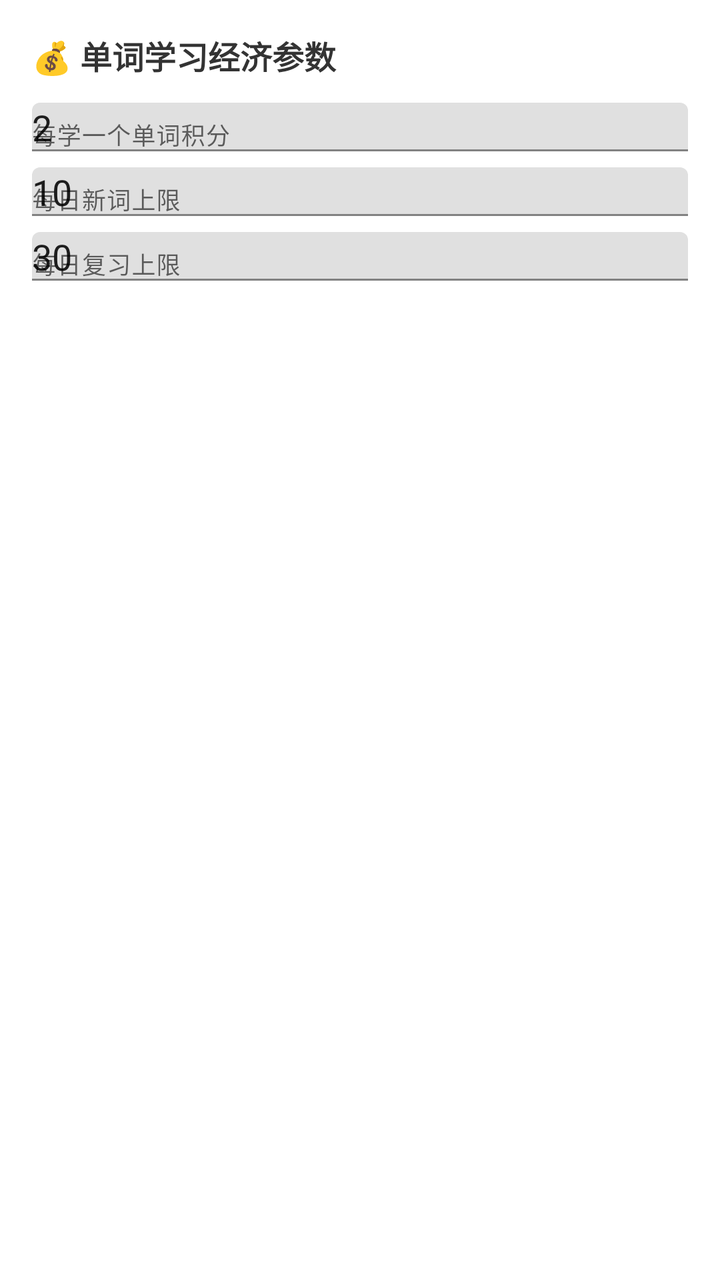
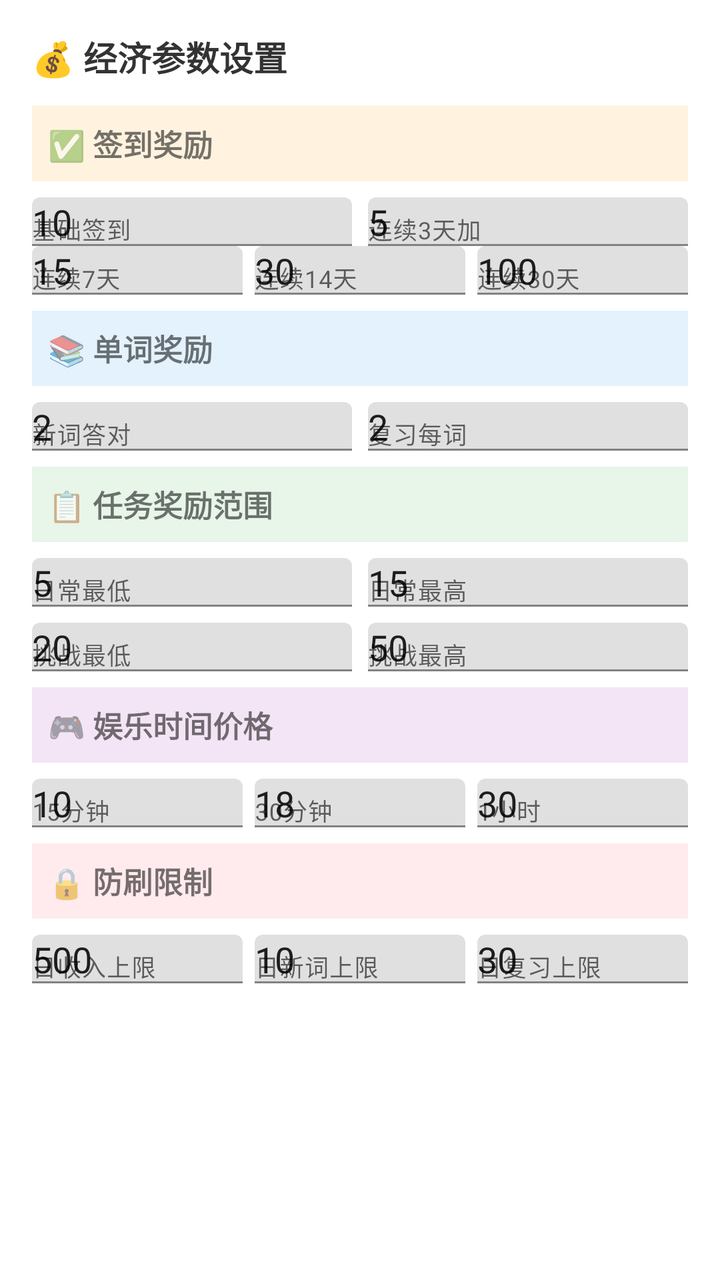

Two renders of the same Android screen: before a commit and after it. Below are the layout's source before the change and the commit's diff.
<!-- AndroidManifest.xml: application theme Theme.HabitTracker -->
<!-- res/layout/dialog_economy_settings.xml -->
<?xml version="1.0" encoding="utf-8"?>
<LinearLayout xmlns:android="http://schemas.android.com/apk/res/android"
    xmlns:app="http://schemas.android.com/apk/res-auto"
    android:layout_width="match_parent"
    android:layout_height="wrap_content"
    android:orientation="vertical"
    android:padding="16dp">
    <TextView
        android:layout_width="match_parent"
        android:layout_height="wrap_content"
        android:text="💰 单词学习经济参数"
        android:textSize="16sp"
        android:textStyle="bold"
        android:textColor="@color/text_primary"
        android:layout_marginBottom="12dp" />
    <com.google.android.material.textfield.TextInputLayout
        android:layout_width="match_parent"
        android:layout_height="wrap_content"
        android:hint="每学一个单词积分"
        android:layout_marginBottom="8dp">
        <android.widget.EditText
            android:id="@+id/et_word_reward"
            android:layout_width="match_parent"
            android:layout_height="wrap_content"
            android:inputType="number"
            android:text="2" />
    </com.google.android.material.textfield.TextInputLayout>
    <com.google.android.material.textfield.TextInputLayout
        android:layout_width="match_parent"
        android:layout_height="wrap_content"
        android:hint="每日新词上限"
        android:layout_marginBottom="8dp">
        <android.widget.EditText
            android:id="@+id/et_max_words"
            android:layout_width="match_parent"
            android:layout_height="wrap_content"
            android:inputType="number"
            android:text="10" />
    </com.google.android.material.textfield.TextInputLayout>
    <com.google.android.material.textfield.TextInputLayout
        android:layout_width="match_parent"
        android:layout_height="wrap_content"
        android:hint="每日复习上限"
        android:layout_marginBottom="8dp">
        <android.widget.EditText
            android:id="@+id/et_max_review"
            android:layout_width="match_parent"
            android:layout_height="wrap_content"
            android:inputType="number"
            android:text="30" />
    </com.google.android.material.textfield.TextInputLayout>
</LinearLayout>
<!-- resources referenced by this layout -->
<resources>
  <color name="text_primary">#333333</color>
  <style name="Theme.HabitTracker" parent="Theme.MaterialComponents.Light.NoActionBar">
          <item name="colorPrimary">@color/child_pink</item>
          <item name="colorPrimaryVariant">@color/child_pink_light</item>
          <item name="colorOnPrimary">@color/white</item>
          <item name="colorSecondary">@color/child_green</item>
          <item name="android:statusBarColor">@color/child_pink_light</item>
      </style>
  <color name="child_pink">#FF6B9D</color>
  <color name="child_pink_light">#FFF0F5</color>
  <color name="white">#FFFFFF</color>
  <color name="child_green">#4CAF50</color>
</resources>

<!-- the commit's change to res/layout/dialog_economy_settings.xml (unified diff, before → after) -->
@@ -1,52 +1,130 @@
 <?xml version="1.0" encoding="utf-8"?>
-<LinearLayout xmlns:android="http://schemas.android.com/apk/res/android"
+<ScrollView xmlns:android="http://schemas.android.com/apk/res/android"
     xmlns:app="http://schemas.android.com/apk/res-auto"
     android:layout_width="match_parent"
-    android:layout_height="wrap_content"
-    android:orientation="vertical"
-    android:padding="16dp">
-    <TextView
+    android:layout_height="wrap_content">
+    <LinearLayout
         android:layout_width="match_parent"
         android:layout_height="wrap_content"
-        android:text="💰 单词学习经济参数"
-        android:textSize="16sp"
-        android:textStyle="bold"
-        android:textColor="@color/text_primary"
-        android:layout_marginBottom="12dp" />
-    <com.google.android.material.textfield.TextInputLayout
-        android:layout_width="match_parent"
-        android:layout_height="wrap_content"
-        android:hint="每学一个单词积分"
-        android:layout_marginBottom="8dp">
-        <android.widget.EditText
-            android:id="@+id/et_word_reward"
+        android:orientation="vertical"
+        android:padding="16dp">
+        <TextView
             android:layout_width="match_parent"
             android:layout_height="wrap_content"
-            android:inputType="number"
-            android:text="2" />
-    </com.google.android.material.textfield.TextInputLayout>
-    <com.google.android.material.textfield.TextInputLayout
-        android:layout_width="match_parent"
-        android:layout_height="wrap_content"
-        android:hint="每日新词上限"
-        android:layout_marginBottom="8dp">
-        <android.widget.EditText
-            android:id="@+id/et_max_words"
+            android:text="💰 经济参数设置"
+            android:textSize="17sp"
+            android:textStyle="bold"
+            android:textColor="@color/text_primary"
+            android:layout_marginBottom="12dp" />
+        <TextView
             android:layout_width="match_parent"
             android:layout_height="wrap_content"
-            android:inputType="number"
-            android:text="10" />
-    </com.google.android.material.textfield.TextInputLayout>
-    <com.google.android.material.textfield.TextInputLayout
-        android:layout_width="match_parent"
-        android:layout_height="wrap_content"
-        android:hint="每日复习上限"
-        android:layout_marginBottom="8dp">
-        <android.widget.EditText
-            android:id="@+id/et_max_review"
+            android:text="✅ 签到奖励"
+            android:textSize="15sp"
+            android:textStyle="bold"
+            android:padding="8dp"
+            android:background="#FFF3E0"
+            android:layout_marginBottom="8dp" />
+        <LinearLayout android:orientation="horizontal" android:layout_width="match_parent" android:layout_height="wrap_content" android:weightSum="2">
+            <com.google.android.material.textfield.TextInputLayout android:hint="基础签到" android:layout_width="0dp" android:layout_height="wrap_content" android:layout_weight="1" android:layout_marginEnd="4dp">
+                <android.widget.EditText android:id="@+id/et_checkin_base" android:layout_width="match_parent" android:layout_height="wrap_content" android:inputType="number" android:text="10"/>
+            </com.google.android.material.textfield.TextInputLayout>
+            <com.google.android.material.textfield.TextInputLayout android:hint="连续3天加" android:layout_width="0dp" android:layout_height="wrap_content" android:layout_weight="1" android:layout_marginStart="4dp">
+                <android.widget.EditText android:id="@+id/et_streak3" android:layout_width="match_parent" android:layout_height="wrap_content" android:inputType="number" android:text="5"/>
+            </com.google.android.material.textfield.TextInputLayout>
+        </LinearLayout>
+        <LinearLayout android:orientation="horizontal" android:layout_width="match_parent" android:layout_height="wrap_content" android:weightSum="3" android:layout_marginBottom="8dp">
+            <com.google.android.material.textfield.TextInputLayout android:hint="连续7天" android:layout_width="0dp" android:layout_height="wrap_content" android:layout_weight="1" android:layout_marginEnd="3dp">
+                <android.widget.EditText android:id="@+id/et_streak7" android:layout_width="match_parent" android:layout_height="wrap_content" android:inputType="number" android:text="15"/>
+            </com.google.android.material.textfield.TextInputLayout>
+            <com.google.android.material.textfield.TextInputLayout android:hint="连续14天" android:layout_width="0dp" android:layout_height="wrap_content" android:layout_weight="1" android:layout_marginEnd="3dp" android:layout_marginStart="3dp">
+                <android.widget.EditText android:id="@+id/et_streak14" android:layout_width="match_parent" android:layout_height="wrap_content" android:inputType="number" android:text="30"/>
+            </com.google.android.material.textfield.TextInputLayout>
+            <com.google.android.material.textfield.TextInputLayout android:hint="连续30天" android:layout_width="0dp" android:layout_height="wrap_content" android:layout_weight="1" android:layout_marginStart="3dp">
+                <android.widget.EditText android:id="@+id/et_streak30" android:layout_width="match_parent" android:layout_height="wrap_content" android:inputType="number" android:text="100"/>
+            </com.google.android.material.textfield.TextInputLayout>
+        </LinearLayout>
+        <TextView
             android:layout_width="match_parent"
             android:layout_height="wrap_content"
-            android:inputType="number"
-            android:text="30" />
-    </com.google.android.material.textfield.TextInputLayout>
-</LinearLayout>
+            android:text="📚 单词奖励"
+            android:textSize="15sp"
+            android:textStyle="bold"
+            android:padding="8dp"
+            android:background="#E3F2FD"
+            android:layout_marginBottom="8dp" />
+        <LinearLayout android:orientation="horizontal" android:layout_width="match_parent" android:layout_height="wrap_content" android:weightSum="2" android:layout_marginBottom="8dp">
+            <com.google.android.material.textfield.TextInputLayout android:hint="新词答对" android:layout_width="0dp" android:layout_height="wrap_content" android:layout_weight="1" android:layout_marginEnd="4dp">
+                <android.widget.EditText android:id="@+id/et_word_learn" android:layout_width="match_parent" android:layout_height="wrap_content" android:inputType="number" android:text="2"/>
+            </com.google.android.material.textfield.TextInputLayout>
+            <com.google.android.material.textfield.TextInputLayout android:hint="复习每词" android:layout_width="0dp" android:layout_height="wrap_content" android:layout_weight="1" android:layout_marginStart="4dp">
+                <android.widget.EditText android:id="@+id/et_review_pass" android:layout_width="match_parent" android:layout_height="wrap_content" android:inputType="number" android:text="2"/>
+            </com.google.android.material.textfield.TextInputLayout>
+        </LinearLayout>
+        <TextView
+            android:layout_width="match_parent"
+            android:layout_height="wrap_content"
+            android:text="📋 任务奖励范围"
+            android:textSize="15sp"
+            android:textStyle="bold"
+            android:padding="8dp"
+            android:background="#E8F5E9"
+            android:layout_marginBottom="8dp" />
+        <LinearLayout android:orientation="horizontal" android:layout_width="match_parent" android:layout_height="wrap_content" android:weightSum="2" android:layout_marginBottom="8dp">
+            <com.google.android.material.textfield.TextInputLayout android:hint="日常最低" android:layout_width="0dp" android:layout_height="wrap_content" android:layout_weight="1" android:layout_marginEnd="4dp">
+                <android.widget.EditText android:id="@+id/et_task_daily_min" android:layout_width="match_parent" android:layout_height="wrap_content" android:inputType="number" android:text="5"/>
+            </com.google.android.material.textfield.TextInputLayout>
+            <com.google.android.material.textfield.TextInputLayout android:hint="日常最高" android:layout_width="0dp" android:layout_height="wrap_content" android:layout_weight="1" android:layout_marginStart="4dp">
+                <android.widget.EditText android:id="@+id/et_task_daily_max" android:layout_width="match_parent" android:layout_height="wrap_content" android:inputType="number" android:text="15"/>
+            </com.google.android.material.textfield.TextInputLayout>
+        </LinearLayout>
+        <LinearLayout android:orientation="horizontal" android:layout_width="match_parent" android:layout_height="wrap_content" android:weightSum="2" android:layout_marginBottom="8dp">
+            <com.google.android.material.textfield.TextInputLayout android:hint="挑战最低" android:layout_width="0dp" android:layout_height="wrap_content" android:layout_weight="1" android:layout_marginEnd="4dp">
+                <android.widget.EditText android:id="@+id/et_task_challenge_min" android:layout_width="match_parent" android:layout_height="wrap_content" android:inputType="number" android:text="20"/>
+            </com.google.android.material.textfield.TextInputLayout>
+            <com.google.android.material.textfield.TextInputLayout android:hint="挑战最高" android:layout_width="0dp" android:layout_height="wrap_content" android:layout_weight="1" android:layout_marginStart="4dp">
+                <android.widget.EditText android:id="@+id/et_task_challenge_max" android:layout_width="match_parent" android:layout_height="wrap_content" android:inputType="number" android:text="50"/>
+            </com.google.android.material.textfield.TextInputLayout>
+        </LinearLayout>
+        <TextView
+            android:layout_width="match_parent"
+            android:layout_height="wrap_content"
+            android:text="🎮 娱乐时间价格"
+            android:textSize="15sp"
+            android:textStyle="bold"
+            android:padding="8dp"
+            android:background="#F3E5F5"
+            android:layout_marginBottom="8dp" />
+        <LinearLayout android:orientation="horizontal" android:layout_width="match_parent" android:layout_height="wrap_content" android:weightSum="3" android:layout_marginBottom="8dp">
+            <com.google.android.material.textfield.TextInputLayout android:hint="15分钟" android:layout_width="0dp" android:layout_height="wrap_content" android:layout_weight="1" android:layout_marginEnd="3dp">
+                <android.widget.EditText android:id="@+id/et_screen_15" android:layout_width="match_parent" android:layout_height="wrap_content" android:inputType="number" android:text="10"/>
+            </com.google.android.material.textfield.TextInputLayout>
+            <com.google.android.material.textfield.TextInputLayout android:hint="30分钟" android:layout_width="0dp" android:layout_height="wrap_content" android:layout_weight="1" android:layout_marginEnd="3dp" android:layout_marginStart="3dp">
+                <android.widget.EditText android:id="@+id/et_screen_30" android:layout_width="match_parent" android:layout_height="wrap_content" android:inputType="number" android:text="18"/>
+            </com.google.android.material.textfield.TextInputLayout>
+            <com.google.android.material.textfield.TextInputLayout android:hint="1小时" android:layout_width="0dp" android:layout_height="wrap_content" android:layout_weight="1" android:layout_marginStart="3dp">
+                <android.widget.EditText android:id="@+id/et_screen_60" android:layout_width="match_parent" android:layout_height="wrap_content" android:inputType="number" android:text="30"/>
+            </com.google.android.material.textfield.TextInputLayout>
+        </LinearLayout>
+        <TextView
+            android:layout_width="match_parent"
+            android:layout_height="wrap_content"
+            android:text="🔒 防刷限制"
+            android:textSize="15sp"
+            android:textStyle="bold"
+            android:padding="8dp"
+            android:background="#FFEBEE"
+            android:layout_marginBottom="8dp" />
+        <LinearLayout android:orientation="horizontal" android:layout_width="match_parent" android:layout_height="wrap_content" android:weightSum="3" android:layout_marginBottom="8dp">
+            <com.google.android.material.textfield.TextInputLayout android:hint="日收入上限" android:layout_width="0dp" android:layout_height="wrap_content" android:layout_weight="1" android:layout_marginEnd="3dp">
+                <android.widget.EditText android:id="@+id/et_max_daily_coins" android:layout_width="match_parent" android:layout_height="wrap_content" android:inputType="number" android:text="500"/>
+            </com.google.android.material.textfield.TextInputLayout>
+            <com.google.android.material.textfield.TextInputLayout android:hint="日新词上限" android:layout_width="0dp" android:layout_height="wrap_content" android:layout_weight="1" android:layout_marginEnd="3dp" android:layout_marginStart="3dp">
+                <android.widget.EditText android:id="@+id/et_max_words" android:layout_width="match_parent" android:layout_height="wrap_content" android:inputType="number" android:text="10"/>
+            </com.google.android.material.textfield.TextInputLayout>
+            <com.google.android.material.textfield.TextInputLayout android:hint="日复习上限" android:layout_width="0dp" android:layout_height="wrap_content" android:layout_weight="1" android:layout_marginStart="3dp">
+                <android.widget.EditText android:id="@+id/et_max_review" android:layout_width="match_parent" android:layout_height="wrap_content" android:inputType="number" android:text="30"/>
+            </com.google.android.material.textfield.TextInputLayout>
+        </LinearLayout>
+    </LinearLayout>
+</ScrollView>
